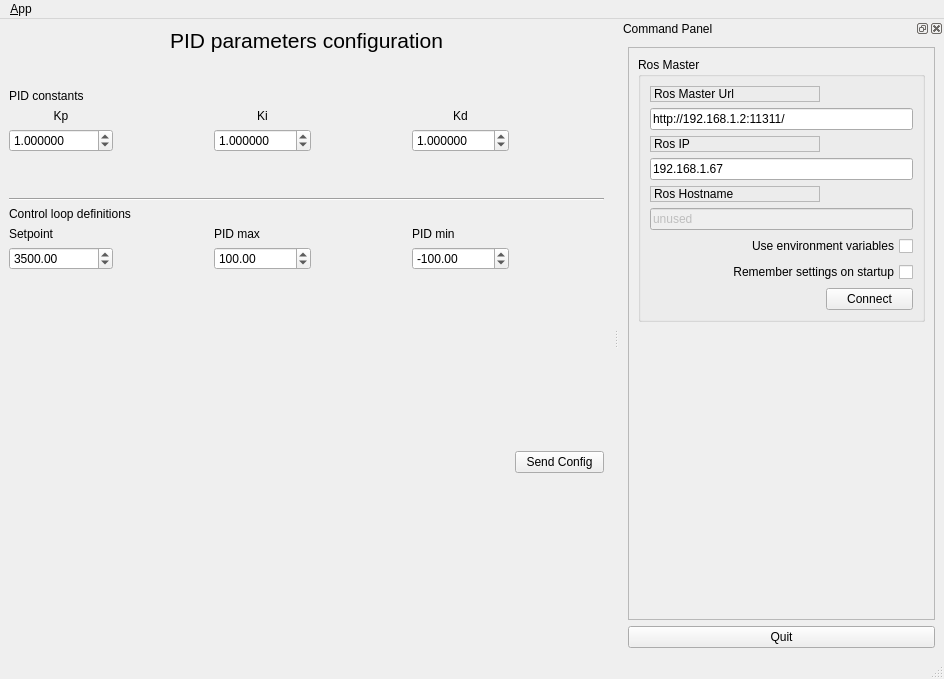
First picture: the form in src/serial_control/ui/main_window.ui, repository gustavollps/catkin_ws, before the edit.
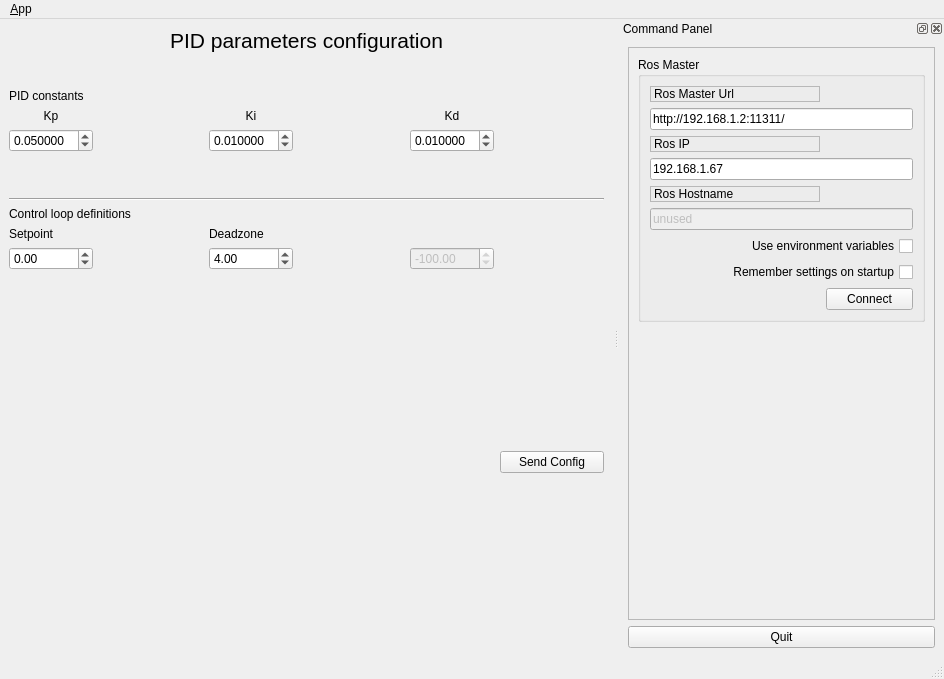
Second picture: the form after the edit. Icons and pictures are not drawn.

Patch:
```diff
--- a/src/serial_control/ui/main_window.ui
+++ b/src/serial_control/ui/main_window.ui
@@ -36,13 +36,13 @@
          <number>6</number>
         </property>
         <property name="maximum">
-         <double>1000.000000000000000</double>
+         <double>10.000000000000000</double>
         </property>
         <property name="singleStep">
          <double>0.100000000000000</double>
         </property>
         <property name="value">
-         <double>1.000000000000000</double>
+         <double>0.010000000000000</double>
         </property>
        </widget>
       </item>
@@ -64,8 +64,11 @@
       </item>
       <item row="8" column="4">
        <widget class="QLabel" name="label_10">
+        <property name="enabled">
+         <bool>false</bool>
+        </property>
         <property name="text">
-         <string>PID min</string>
+         <string/>
         </property>
        </widget>
       </item>
@@ -123,21 +126,24 @@
         <property name="decimals">
          <number>2</number>
         </property>
+        <property name="minimum">
+         <double>-180.000000000000000</double>
+        </property>
         <property name="maximum">
-         <double>10000.000000000000000</double>
+         <double>180.000000000000000</double>
         </property>
         <property name="singleStep">
          <double>100.000000000000000</double>
         </property>
         <property name="value">
-         <double>3500.000000000000000</double>
+         <double>0.000000000000000</double>
         </property>
        </widget>
       </item>
       <item row="8" column="2">
        <widget class="QLabel" name="label_9">
         <property name="text">
-         <string>PID max</string>
+         <string>Deadzone</string>
         </property>
        </widget>
       </item>
@@ -163,13 +169,13 @@
          <number>6</number>
         </property>
         <property name="maximum">
-         <double>10000.000000000000000</double>
+         <double>10.000000000000000</double>
         </property>
         <property name="singleStep">
          <double>0.100000000000000</double>
         </property>
         <property name="value">
-         <double>1.000000000000000</double>
+         <double>0.050000000000000</double>
         </property>
        </widget>
       </item>
@@ -189,13 +195,13 @@
          <number>6</number>
         </property>
         <property name="maximum">
-         <double>1000.000000000000000</double>
+         <double>10.000000000000000</double>
         </property>
         <property name="singleStep">
          <double>0.100000000000000</double>
         </property>
         <property name="value">
-         <double>1.000000000000000</double>
+         <double>0.010000000000000</double>
         </property>
        </widget>
       </item>
@@ -243,19 +249,25 @@
       </item>
       <item row="9" column="2">
        <widget class="QDoubleSpinBox" name="pid_max">
+        <property name="minimum">
+         <double>-10.000000000000000</double>
+        </property>
         <property name="maximum">
-         <double>1000.000000000000000</double>
+         <double>10.000000000000000</double>
         </property>
         <property name="singleStep">
          <double>0.100000000000000</double>
         </property>
         <property name="value">
-         <double>100.000000000000000</double>
+         <double>4.000000000000000</double>
         </property>
        </widget>
       </item>
       <item row="9" column="4">
        <widget class="QDoubleSpinBox" name="pid_min">
+        <property name="enabled">
+         <bool>false</bool>
+        </property>
         <property name="minimum">
          <double>-1000.000000000000000</double>
         </property>
```
Left out of the diff: 10 changed lines with no effect on the pictures.
